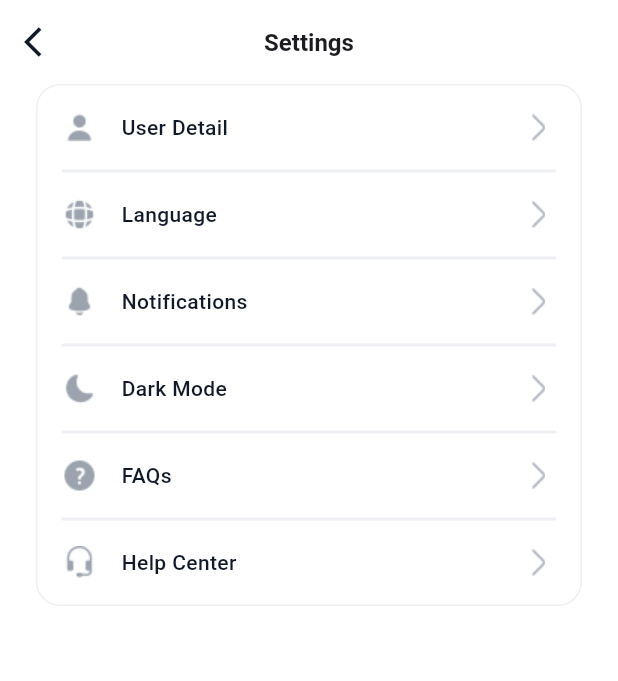
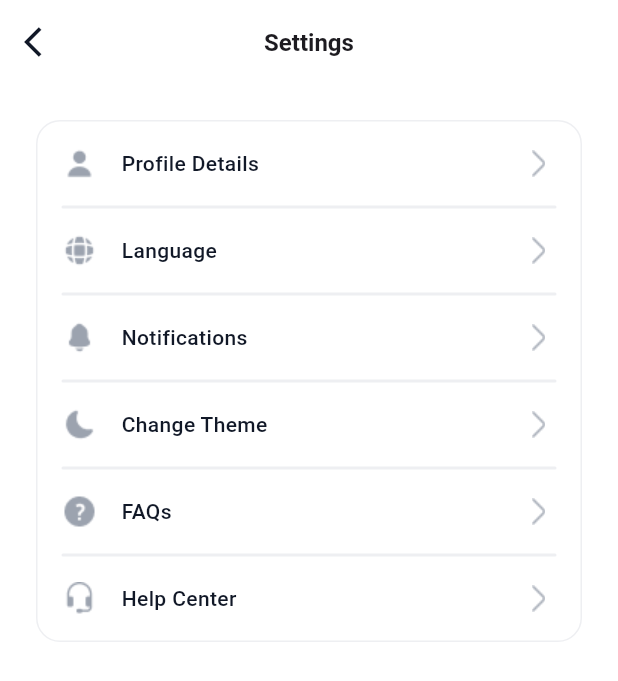
Before and after one commit to DargaHasanBasri/word_prime, a Flutter app: the SettingsPage screen opened directly, on a phone screen of 412 x 824 dp. Shown: the top 681 px of the screen. Run offline on Flutter 3.47's test engine with Material 3 defaults, Android fonts, the light colour scheme and no system bars; our stand-ins replace cached_network_image, dotted_border, easy_localization, get_it; network calls fail.

Commit message:
Create profile detail page

```diff
--- a/assets/langs/en-US.json
+++ b/assets/langs/en-US.json
@@ -50,13 +50,22 @@
   },
   "settings": {
     "title": "Settings",
-    "userDetail": "User Detail",
+    "profileDetails": "Profile Details",
     "darkMode": "Dark Mode",
     "lightMode": "Light Mode",
+    "chooseTheme": "Change Theme",
     "faqs": "FAQs",
     "helpCenter": "Help Center",
     "language": "Language",
     "privacy": "Privacy",
     "notifications": "Notifications"
+  },
+  "profileDetail": {
+    "title": "Profile Detail",
+    "changePicture": "Change Picture",
+    "fullNameTitle": "Full Name",
+    "emailTitle": "Email",
+    "passwordTitle": "Password",
+    "update": "Update"
   }
 }
--- a/lib/export.dart
+++ b/lib/export.dart
@@ -42,3 +42,7 @@ export 'package:word_prime/ui/pages/add_post_successful/add_post_successful_prov
 export 'package:word_prime/ui/pages/settings/settings_page.dart';
 export 'package:word_prime/ui/pages/settings/settings_view_model.dart';
 export 'package:word_prime/ui/pages/settings/settings_provider.dart';
+export 'package:word_prime/ui/pages/profile_details/profile_details_page.dart';
+export 'package:word_prime/ui/pages/profile_details/profile_details_view_model.dart';
+export 'package:word_prime/ui/pages/profile_details/profile_details_provider.dart';
+export 'package:word_prime/ui/widgets/custom_user_circle_avatar.dart';
--- a/lib/main.dart
+++ b/lib/main.dart
@@ -40,7 +40,7 @@ class MyApp extends StatelessWidget {
       ),
       navigatorKey: locator<AppRoutes>().baseNavigatorKey,
       onGenerateRoute: Routes.generateRoute,
-      initialRoute: Routes.Settings,
+      initialRoute: Routes.ProfileDetails,
       builder: (context, widget) {
         return widget!;
       },
--- a/lib/routes/routes.dart
+++ b/lib/routes/routes.dart
@@ -11,6 +11,7 @@ final class Routes {
   static const String AddPost = 'addPostProvider';
   static const String AddPostSuccessful = 'addPostSuccessfulProvider';
   static const String Settings = 'settingsProvider';
+  static const String ProfileDetails = 'profileDetailsProvider';
 
   static Route<dynamic> generateRoute(RouteSettings settings) {
     switch (settings.name) {
@@ -53,6 +54,10 @@ final class Routes {
         return MaterialPageRoute(
           builder: (context) => const SettingsProvider(),
         );
+      case Routes.ProfileDetails:
+        return MaterialPageRoute(
+          builder: (context) => const ProfileDetailsProvider(),
+        );
       default:
         return MaterialPageRoute(
           builder: (context) => Scaffold(
--- a/lib/ui/pages/settings/settings_page.dart
+++ b/lib/ui/pages/settings/settings_page.dart
@@ -15,7 +15,7 @@ class _SettingsPageState extends BaseStatefulState<SettingsPage> {
       backgroundColor: AppColors.backgroundColor,
       appBar: _buildAppBar(),
       body: Padding(
-        padding: AppPaddings.appPaddingHorizontal,
+        padding: AppPaddings.appPaddingAll,
         child: _buildBody(),
       ),
     );
@@ -33,19 +33,13 @@ class _SettingsPageState extends BaseStatefulState<SettingsPage> {
         mainAxisSize: MainAxisSize.min,
         children: [
           SettingsItem(
-            title: LocaleKeys.settings_userDetail.locale,
+            title: LocaleKeys.settings_profileDetails.locale,
             onTab: () {},
             iconAddress: AppAssets.icUserPath,
           ),
           Padding(
             padding: AppPaddings.paddingMediumVertical,
-            child: Container(
-              height: 2,
-              decoration: BoxDecoration(
-                color: AppColors.softPeach,
-                borderRadius: BorderRadius.circular(16),
-              ),
-            ),
+            child: customDivider(),
           ),
           SettingsItem(
             title: LocaleKeys.settings_language.locale,
@@ -54,13 +48,7 @@ class _SettingsPageState extends BaseStatefulState<SettingsPage> {
           ),
           Padding(
             padding: AppPaddings.paddingMediumVertical,
-            child: Container(
-              height: 2,
-              decoration: BoxDecoration(
-                color: AppColors.softPeach,
-                borderRadius: BorderRadius.circular(16),
-              ),
-            ),
+            child: customDivider(),
           ),
           SettingsItem(
             title: LocaleKeys.settings_notifications.locale,
@@ -69,28 +57,16 @@ class _SettingsPageState extends BaseStatefulState<SettingsPage> {
           ),
           Padding(
             padding: AppPaddings.paddingMediumVertical,
-            child: Container(
-              height: 2,
-              decoration: BoxDecoration(
-                color: AppColors.softPeach,
-                borderRadius: BorderRadius.circular(16),
-              ),
-            ),
+            child: customDivider(),
           ),
           SettingsItem(
-            title: LocaleKeys.settings_darkMode.locale,
+            title: LocaleKeys.settings_chooseTheme.locale,
             onTab: () {},
             iconAddress: AppAssets.icDarkModePath,
           ),
           Padding(
             padding: AppPaddings.paddingMediumVertical,
-            child: Container(
-              height: 2,
-              decoration: BoxDecoration(
-                color: AppColors.softPeach,
-                borderRadius: BorderRadius.circular(16),
-              ),
-            ),
+            child: customDivider(),
           ),
           SettingsItem(
             title: LocaleKeys.settings_faqs.locale,
@@ -99,13 +75,7 @@ class _SettingsPageState extends BaseStatefulState<SettingsPage> {
           ),
           Padding(
             padding: AppPaddings.paddingMediumVertical,
-            child: Container(
-              height: 2,
-              decoration: BoxDecoration(
-                color: AppColors.softPeach,
-                borderRadius: BorderRadius.circular(16),
-              ),
-            ),
+            child: customDivider(),
           ),
           SettingsItem(
             title: LocaleKeys.settings_helpCenter.locale,
@@ -113,6 +83,16 @@ class _SettingsPageState extends BaseStatefulState<SettingsPage> {
             iconAddress: AppAssets.icHelpPath,
           ),
         ],
+      ),
+    );
+  }
+
+  Widget customDivider() {
+    return Container(
+      height: 2,
+      decoration: BoxDecoration(
+        color: AppColors.softPeach,
+        borderRadius: BorderRadius.circular(16),
       ),
     );
   }
--- a/lib/ui/widgets/custom_text_form_field.dart
+++ b/lib/ui/widgets/custom_text_form_field.dart
@@ -127,7 +127,7 @@ class CustomTextFormField extends StatelessWidget {
             Text(
               textFieldTitle,
               style: TextStyle(
-                fontSize: 16,
+                fontSize: 14,
                 color: textFieldTitleColor ?? AppColors.white,
                 fontWeight: FontWeight.w700,
               ),
--- a/lib/utils/app_locale_constants.dart
+++ b/lib/utils/app_locale_constants.dart
@@ -6,4 +6,7 @@ final class AppLocaleConstants {
   static const TR_LOCALE = Locale('tr', 'TR');
   static const EN_LOCALE = Locale('en', 'US');
   static const LANG_PATH = 'assets/langs';
+
+  static const DEFAULT_PROFILE_PICTURE =
+      'https://cdn.pixabay.com/photo/2015/10/05/22/37/blank-profile-picture-973460_960_720.png';
 }
--- a/lib/utils/app_paddings.dart
+++ b/lib/utils/app_paddings.dart
@@ -3,7 +3,7 @@ import 'package:flutter/cupertino.dart';
 final class AppPaddings {
   AppPaddings._();
 
-  static const appPaddingVertical= EdgeInsets.symmetric(vertical: 24);
+  static const appPaddingVertical = EdgeInsets.symmetric(vertical: 24);
 
   static const paddingMediumVertical = EdgeInsets.symmetric(vertical: 16);
 
@@ -15,11 +15,13 @@ final class AppPaddings {
 
   static const paddingSmallHorizontal = EdgeInsets.symmetric(horizontal: 8);
 
+  static const appPaddingAll = EdgeInsets.all(24);
+
   static const paddingMediumAll = EdgeInsets.all(16);
 
   static const paddingSmallAll = EdgeInsets.all(8);
 
-
+  static const paddingPaddingBottom = EdgeInsets.only(bottom: 24);
 
 
 }
--- a/pubspec.yaml
+++ b/pubspec.yaml
@@ -17,6 +17,7 @@ dependencies:
   provider: ^6.1.2
   easy_localization: ^3.0.7
   dotted_border: ^2.1.0
+  cached_network_image: ^3.3.1
 
 dev_dependencies:
   flutter_test:
```
Also changed, not shown: assets/langs/tr-TR.json (+10 -1 lines), lib/ui/pages/profile_details/profile_details_page.dart (added, +148 -0 lines), lib/ui/pages/profile_details/profile_details_provider.dart (added, +14 -0 lines), lib/ui/pages/profile_details/profile_details_view_model.dart (added, +21 -0 lines), lib/ui/widgets/custom_user_circle_avatar.dart (added, +32 -0 lines), lib/generated/locale_keys.g.dart, pubspec.lock, 1 other file.
